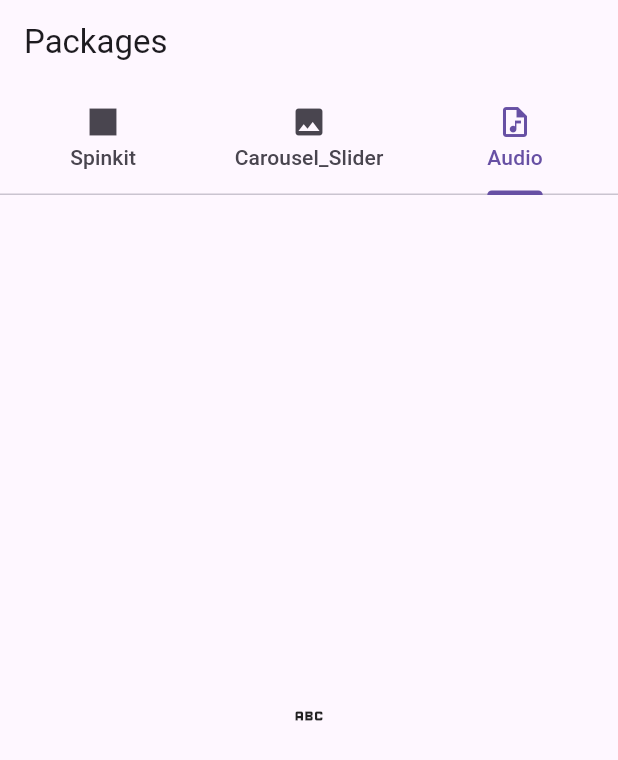
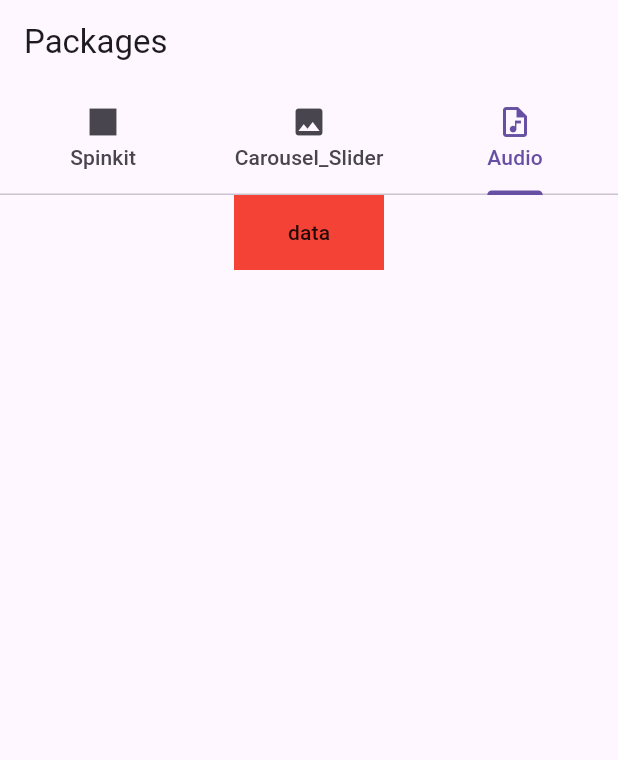
Before and after one commit to YusufAhmedBinQhman/task_3packages_ex_app, a Flutter app: the screen it shows after launch, tab 3 chosen, on a phone screen of 412 x 824 dp. Shown: the top 760 px of the screen. Run offline on Flutter 3.47's test engine with Material 3 defaults, Android fonts, the phone set to English and light mode, and no system bars; our stand-ins replace audioplayers, carousel_slider, flutter_spinkit; network calls fail.

Commit message:
Fix and add some features

```diff
--- a/lib/HomeScreen.dart
+++ b/lib/HomeScreen.dart
@@ -29,7 +29,7 @@ class MyWhatsappApp extends StatelessWidget {
               // Chats Tab
               TabPkgSpinkit(),
               TabPkgCarousel(),
-              TabPkgAudioPlayers()
+              // TabPkgAudioPlayers()
             ],
           ),
         ),
--- a/lib/TabPkgAudioPlayers.dart
+++ b/lib/TabPkgAudioPlayers.dart
@@ -1,10 +1,32 @@
+import 'package:audioplayers/audioplayers.dart';
 import 'package:flutter/material.dart';
 
-class TabPkgAudioPlayers extends StatelessWidget {
+class TabPkgAudioPlayers extends StatefulWidget {
+  const TabPkgAudioPlayers({super.key});
+
+  @override
+  State<TabPkgAudioPlayers> createState() => _AudioPlayersState();
+}
+
+class _AudioPlayersState extends State<TabPkgAudioPlayers> {
   @override
   Widget build(BuildContext context) {
-    return Icon(Icons.abc);
-    // Audio Players tab
+    return Column(
+      children: [
+        Container(
+          height: 50,
+          width: 100,
+          color: Colors.red,
+          child: MaterialButton(
+            onPressed: () async {
+              AudioCache.instance = AudioCache(prefix: '');
+              final player = AudioPlayer();
+              await player.play(UrlSource("assets/sound/allhlas_ajmy.mp3"));
+            },
+            child: Text("data"),
+          ),
+        ),
+      ],
+    );
   }
 }
-////
--- a/pubspec.yaml
+++ b/pubspec.yaml
@@ -64,6 +64,7 @@ flutter:
   # To add assets to your application, add an assets section, like this:
   assets:
     - images/
+    - assets/sound/
   #   - images/a_dot_ham.jpeg
 
   # An image asset can refer to one or more resolution-specific "variants", see
```
Also changed, not shown: 4 other files.
